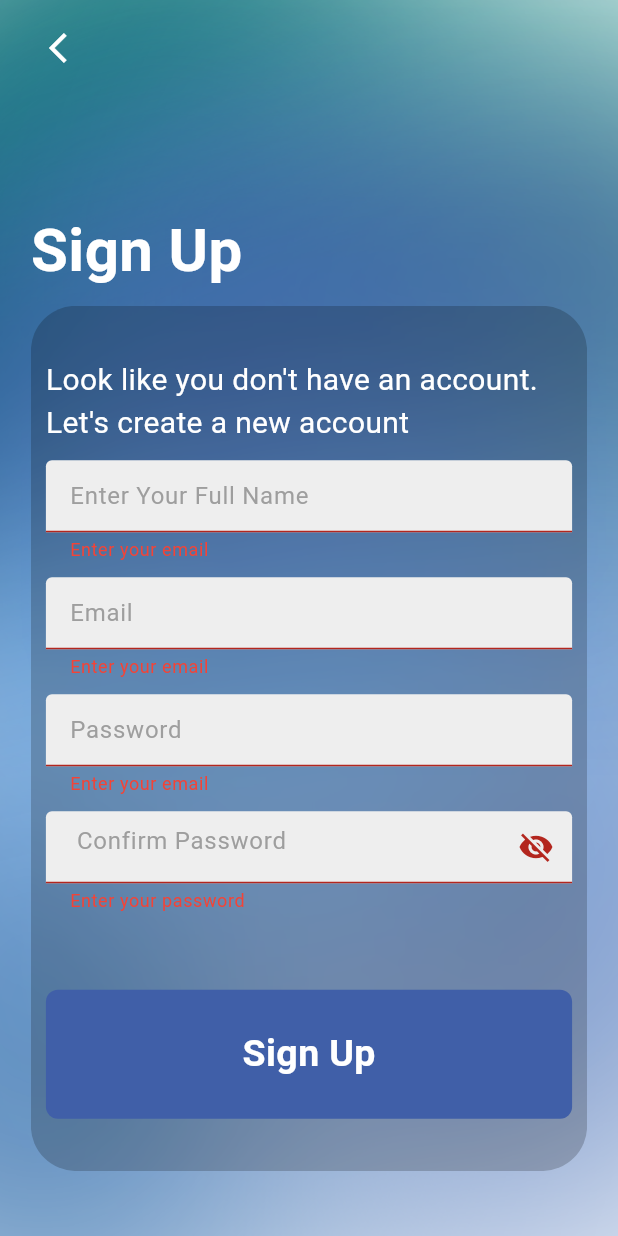
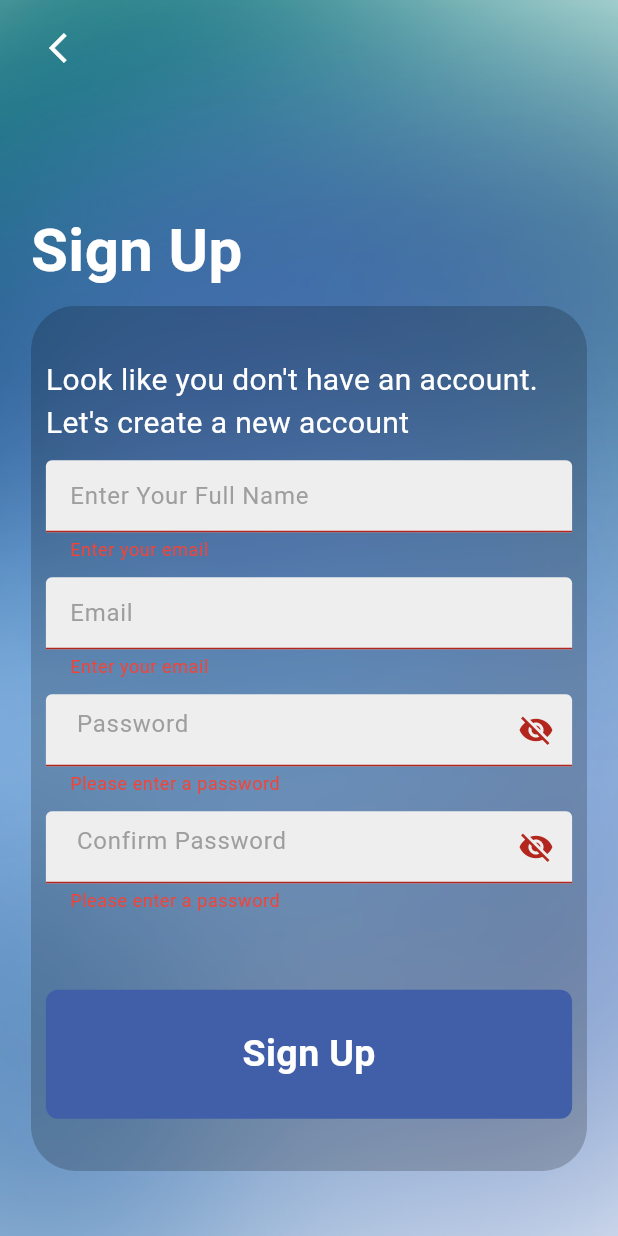
Before and after one commit to AartiDevkar/BEarthly, a Flutter app: the Signup screen opened directly, after a tap on "Sign Up", on a phone screen of 412 x 824 dp. Run offline on Flutter 3.47's test engine with Material 3 defaults, Android fonts, the light colour scheme and no system bars; our stand-ins replace cloud_firestore, firebase_auth, firebase_core, fl_chart, google_sign_in, percent_indicator and 2 more; accounts and stored records are empty; network calls fail.

Commit message:
feat:validation sign up page

```diff
--- a/lib/sign_up_pages/components/my_textfield.dart
+++ b/lib/sign_up_pages/components/my_textfield.dart
@@ -66,7 +66,15 @@ class _MyPasswordTextFieldState extends State<MyPasswordTextField> {
     return TextFormField(
       autovalidateMode:
           AutovalidateMode.onUserInteraction, // Auto-validate on interaction
-      validator: (val) => val!.isEmpty ? 'Enter your password' : null,
+      validator: (value) {
+        if (value == null || value.isEmpty) {
+          return 'Please enter a password';
+        }
+        if (value.length < 6) {
+          return 'Password must be at least 6 characters long';
+        }
+        return null;
+      },
       controller: widget.controller,
       obscureText: !_isPasswordVisible,
       decoration: InputDecoration(
--- a/lib/sign_up_pages/pages/login_page.dart
+++ b/lib/sign_up_pages/pages/login_page.dart
@@ -114,7 +114,7 @@ class _LoginPageState extends State<LoginPage> {
             alignment: Alignment.center,
             children: [
               Container(
-                height: 850,
+                height: 950,
                 width: 450,
                 decoration: const BoxDecoration(
                     gradient: LinearGradient(
--- a/lib/sign_up_pages/pages/sign_up.dart
+++ b/lib/sign_up_pages/pages/sign_up.dart
@@ -154,9 +154,9 @@ class _SignupState extends State<Signup> {
                                   obscureText: false,
                                 ),
                                 const SizedBox(height: 10),
-                                MyTextField(
+                                MyPasswordTextField(
                                   controller: passwordController,
-                                  hintText: 'Password',
+                                  hintText: ' Password',
                                   obscureText: true,
                                 ),
 
```
